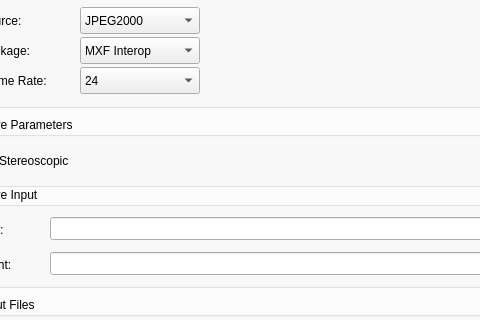
Qt form gui/mainwindow.ui (mamay/OpenDCP) before a commit; both pictures show x 123 to 603 and y 99 to 419 of the 800 by 872 pixel window.
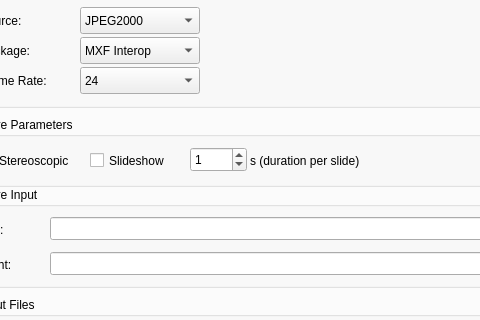
The same form after that commit. The open tabs and pages were chosen to show the change. Icons and pictures are not drawn.

Commit message: fixed stereo MXF creation. added slide creation

The edit to the form file:
```diff
--- a/gui/mainwindow.ui
+++ b/gui/mainwindow.ui
@@ -1452,6 +1452,48 @@
               <string>Stereoscopic</string>
              </property>
             </widget>
+            <widget class="QCheckBox" name="mxfSlideCheckBox">
+             <property name="geometry">
+              <rect>
+               <x>120</x>
+               <y>30</y>
+               <width>87</width>
+               <height>27</height>
+              </rect>
+             </property>
+             <property name="text">
+              <string>Slideshow</string>
+             </property>
+            </widget>
+            <widget class="QSpinBox" name="mxfSlideSpinBox">
+             <property name="geometry">
+              <rect>
+               <x>220</x>
+               <y>30</y>
+               <width>57</width>
+               <height>25</height>
+              </rect>
+             </property>
+             <property name="maximum">
+              <number>300</number>
+             </property>
+             <property name="value">
+              <number>1</number>
+             </property>
+            </widget>
+            <widget class="QLabel" name="mxfSlideDurationLabel">
+             <property name="geometry">
+              <rect>
+               <x>280</x>
+               <y>30</y>
+               <width>141</width>
+               <height>27</height>
+              </rect>
+             </property>
+             <property name="text">
+              <string>s (duration per slide)</string>
+             </property>
+            </widget>
            </widget>
           </widget>
           <widget class="QWidget" name="page_2">
```
Left out of the diff: 5 changed lines with no effect on the pictures. The commit also changes 7 other files.
